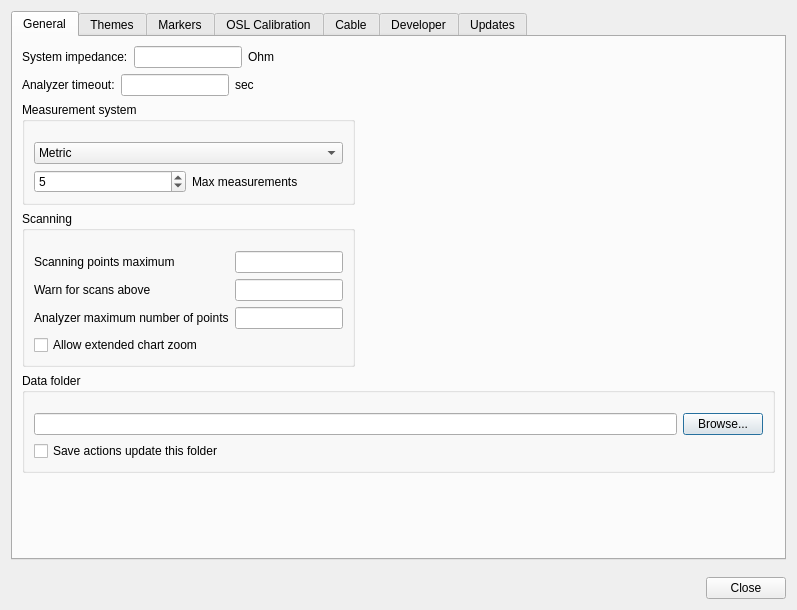
First picture: the form in src/settings.ui, repository kc5cd/AntScopeZ, before the edit.
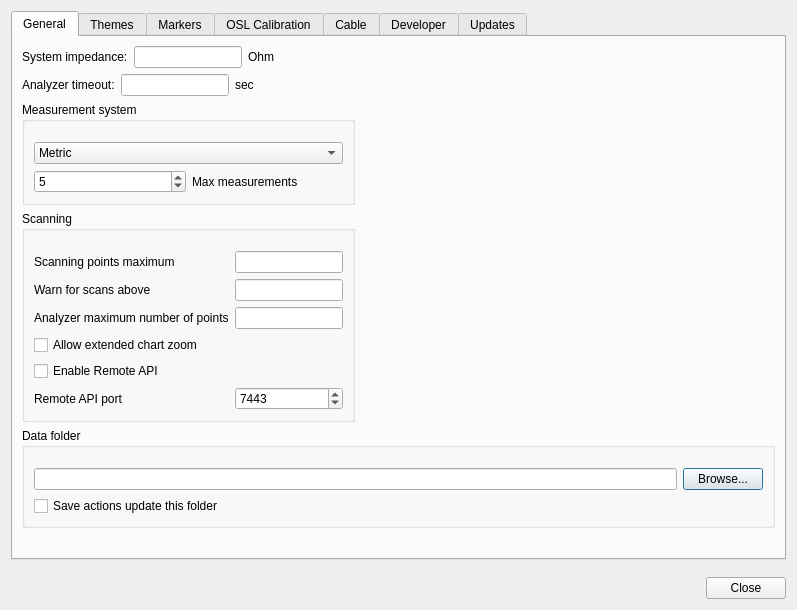
Second picture: the form after the edit. The open tabs and pages were chosen to show the change. Custom widgets are drawn as their Qt base class.

Commit message:
Phase 4 of json-tcp-api: Settings > General checkbox + port field for the Remote API.
Wires the new "Enable Remote API" checkbox/spinbox to MainWindow::setRemoteApiEnabled() on accept, so toggling takes effect immediately without a restart -- same accept-handler pattern as every other General-tab setting in this file.

Patch:
```diff
--- a/src/settings.ui
+++ b/src/settings.ui
@@ -289,6 +289,42 @@
                   </property>
                  </widget>
                 </item>
+                <item row="4" column="0" colspan="2">
+                 <widget class="QCheckBox" name="checkBoxRemoteApiEnabled">
+                  <property name="toolTip">
+                   <string>Starts a local NDJSON-over-TCP control API (loopback only by default) that lets external tools observe/control the connected analyzer. Off by default.</string>
+                  </property>
+                  <property name="text">
+                   <string>Enable Remote API</string>
+                  </property>
+                 </widget>
+                </item>
+                <item row="5" column="0">
+                 <widget class="QLabel" name="label_remoteApiPort">
+                  <property name="toolTip">
+                   <string>TCP port the Remote API listens on (loopback only).</string>
+                  </property>
+                  <property name="text">
+                   <string>Remote API port</string>
+                  </property>
+                 </widget>
+                </item>
+                <item row="5" column="1">
+                 <widget class="QSpinBox" name="spinBoxRemoteApiPort">
+                  <property name="toolTip">
+                   <string>TCP port the Remote API listens on (loopback only).</string>
+                  </property>
+                  <property name="minimum">
+                   <number>1024</number>
+                  </property>
+                  <property name="maximum">
+                   <number>65535</number>
+                  </property>
+                  <property name="value">
+                   <number>7443</number>
+                  </property>
+                 </widget>
+                </item>
                </layout>
               </item>
              </layout>
```
The commit also changes 1 other file.
